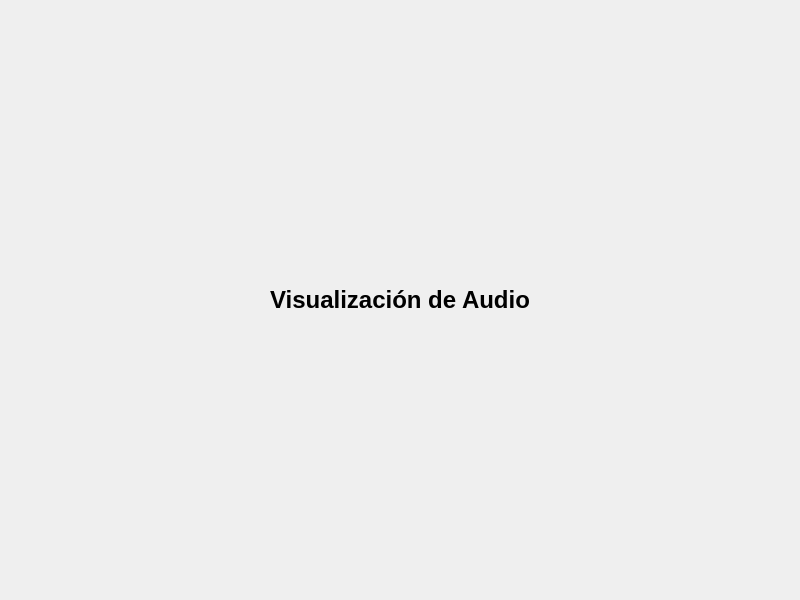
The window that ui/visualization/tabs/audio.ui (juanesmz/SensoTaster) describes before a commit, drawn with Qt 5.
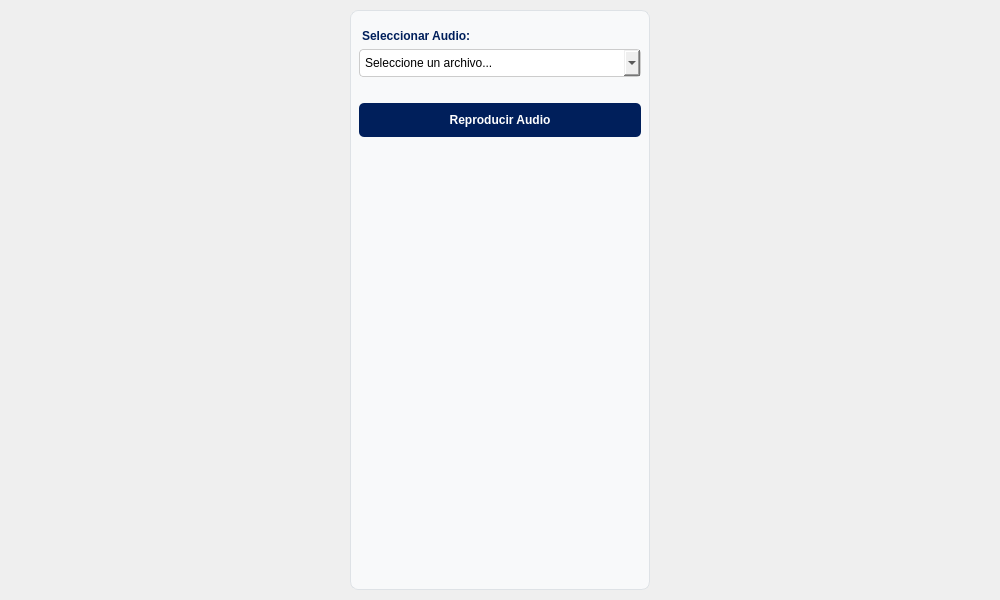
The same window after the commit.

Commit message: feat(visualization): switch to pyqtgraph for EMG/Audio, fix audio distortion with QMediaPlayer, and improve UI styles

```diff
--- a/ui/visualization/tabs/audio.ui
+++ b/ui/visualization/tabs/audio.ui
@@ -6,25 +6,115 @@
    <rect>
     <x>0</x>
     <y>0</y>
-    <width>800</width>
+    <width>1000</width>
     <height>600</height>
    </rect>
   </property>
-  <layout class="QVBoxLayout" name="verticalLayout">
+  <layout class="QHBoxLayout" name="horizontalLayoutMain">
+   <property name="spacing">
+    <number>10</number>
+   </property>
+   <property name="leftMargin">
+    <number>10</number>
+   </property>
+   <property name="topMargin">
+    <number>10</number>
+   </property>
+   <property name="rightMargin">
+    <number>10</number>
+   </property>
+   <property name="bottomMargin">
+    <number>10</number>
+   </property>
    <item>
-    <widget class="QLabel" name="label">
-     <property name="font">
-      <font>
-       <pointsize>18</pointsize>
-       <bold>true</bold>
-      </font>
+    <layout class="QVBoxLayout" name="verticalLayoutPlot">
+     <property name="spacing">
+      <number>0</number>
      </property>
-     <property name="text">
-      <string>Visualización de Audio</string>
+     <!-- Plot placeholder will be here -->
+    </layout>
+   </item>
+   <item>
+    <widget class="QWidget" name="controlsWidget" native="true">
+     <property name="minimumSize">
+      <size>
+       <width>250</width>
+       <height>0</height>
+      </size>
      </property>
-     <property name="alignment">
-      <set>Qt::AlignCenter</set>
+     <property name="maximumSize">
+      <size>
+       <width>300</width>
+       <height>16777215</height>
+      </size>
      </property>
+     <property name="styleSheet">
+      <string notr="true">QWidget#controlsWidget {
+    background-color: #F8F9FA;
+    border: 1px solid #DEE2E6;
+    border-radius: 8px;
+}
+QLabel {
+    font-weight: bold;
+    color: #001F5B;
+    margin-top: 10px;
+}
+QComboBox {
+    padding: 5px;
+    border: 1px solid #CCC;
+    border-radius: 4px;
+}
+QPushButton#btnPlay {
+    background-color: #001F5B;
+    color: white;
+    border-radius: 5px;
+    padding: 10px;
+    font-weight: bold;
+    margin-top: 20px;
+}
+QPushButton#btnPlay:hover {
+    background-color: #003399;
+}
+QPushButton#btnPlay:disabled {
+    background-color: #6c757d;
+}</string>
+     </property>
+     <layout class="QVBoxLayout" name="verticalLayoutControls">
+      <item>
+       <widget class="QLabel" name="lblSelect">
+        <property name="text">
+         <string>Seleccionar Audio:</string>
+        </property>
+       </widget>
+      </item>
+      <item>
+       <widget class="QComboBox" name="comboAudio">
+        <property name="placeholderText">
+         <string>Seleccione un archivo...</string>
+        </property>
+       </widget>
+      </item>
+      <item>
+       <widget class="QPushButton" name="btnPlay">
+        <property name="text">
+         <string>Reproducir Audio</string>
+        </property>
+       </widget>
+      </item>
+      <item>
+       <spacer name="verticalSpacer">
+        <property name="orientation">
+         <enum>Qt::Orientation::Vertical</enum>
+        </property>
+        <property name="sizeHint" stdset="0">
+         <size>
+          <width>20</width>
+          <height>40</height>
+         </size>
+        </property>
+       </spacer>
+      </item>
+     </layout>
     </widget>
    </item>
   </layout>
```
The commit also changes 7 other files.
